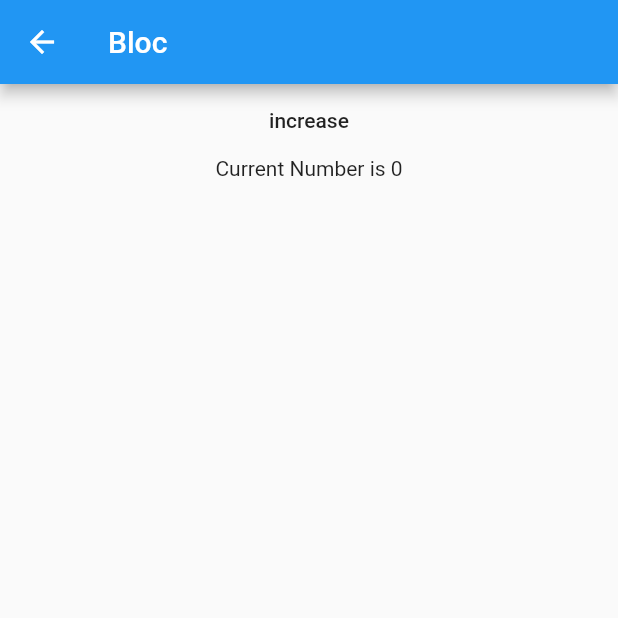
After one commit to taojigu/hello_flutter, a Flutter app: the BlockDemoPage screen opened directly, on a phone screen of 412 x 824 dp, the top half of it. The commit adds this screen. Run offline on Flutter 3.47's test engine with Material 2 defaults, Android fonts, the phone set to English and light mode, and no system bars; our stand-ins replace cached_network_image.

Commit message:
add bloc demo

```diff
--- /dev/null
+++ b/lib/bloc/bloc_demo_page.dart
@@ -0,0 +1,50 @@
+import 'package:flutter/material.dart';
+import 'package:hello_flutter/bloc/increase_bloc.dart';
+
+class BlockDemoPage extends StatefulWidget {
+  BlockDemoPage({Key key}) : super(key: key);
+
+  _BlockDemoPageState createState() => _BlockDemoPageState();
+}
+
+class _BlockDemoPageState extends State<BlockDemoPage> {
+
+  var _bloc = IncreaseBloc();
+
+  @override
+  Widget build(BuildContext context) {
+
+    return Scaffold(
+      appBar: AppBar(
+        title: Text('Bloc')),
+      body: Center(
+        child:ListView (
+          children: <Widget>[
+            _increaseButton(),
+            _counterWidget(),
+          ],
+        )
+      )
+    );
+  }
+
+  Widget _counterWidget() {
+    return StreamBuilder<int>(
+      initialData: 0,
+      stream: _bloc.stream,
+      builder: (context,snapshot){
+        return Center(
+          child:Text("Current Number is ${snapshot.data}")
+          );
+      });
+  }
+
+  Widget _increaseButton() {
+    return FlatButton(
+      child: Text("increase"),
+      onPressed: () {
+        _bloc.increase();
+      },
+    );
+  }
+}
--- /dev/null
+++ b/lib/bloc/increase_bloc.dart
@@ -0,0 +1,17 @@
+
+import 'dart:async';
+
+class IncreaseBloc {
+  int _counter = 0;
+  StreamController<int> _streamController = StreamController<int>();
+  Stream<int> get stream => _streamController.stream;
+
+  void increase() {
+    _counter ++;
+    _streamController.sink.add(_counter);
+  }
+
+  void dispose () {
+    _streamController.close();
+  }
+}
--- a/lib/douban/douban_movie_page.dart
+++ b/lib/douban/douban_movie_page.dart
@@ -104,12 +104,6 @@ class _DoubanMoviewPageState extends State<DoubanMoviewPage> {
 
  Widget  _moviePosterWidget(var subject) {
     var posterUrl = subject['images']['large'];
-    var posterImage = Image.network(
-        posterUrl,
-        height: 150,
-        width: 100,
-        fit: BoxFit.fill,
-        );
     var cachedImage = CachedNetworkImage(
       imageUrl: posterUrl,
       placeholder:  (context, url) => new CircularProgressIndicator(),
--- a/lib/layout/lake_page.dart
+++ b/lib/layout/lake_page.dart
@@ -34,7 +34,7 @@ class LakePage extends StatelessWidget {
               ],
             ),
           ),
-          //FavoriteWidget(),
+          FavoriteWidget(),
           //3
           Icon(
             Icons.star,
--- a/pubspec.yaml
+++ b/pubspec.yaml
@@ -26,8 +26,8 @@ dependencies:
   #     url : https://github.com/dart-lang/http
   #     ref: master
 
-  cached_network_image : 0.7.0
-  url_launcher : 5.0.2
+  cached_network_image : any
+  url_launcher : any
 
   # The following adds the Cupertino Icons font to your application.
   # Use with the CupertinoIcons class for iOS style icons.
```
Also changed, not shown: lib/regular_widget_demo_page.dart (+14 -2 lines), pubspec.lock, 3 other files.
